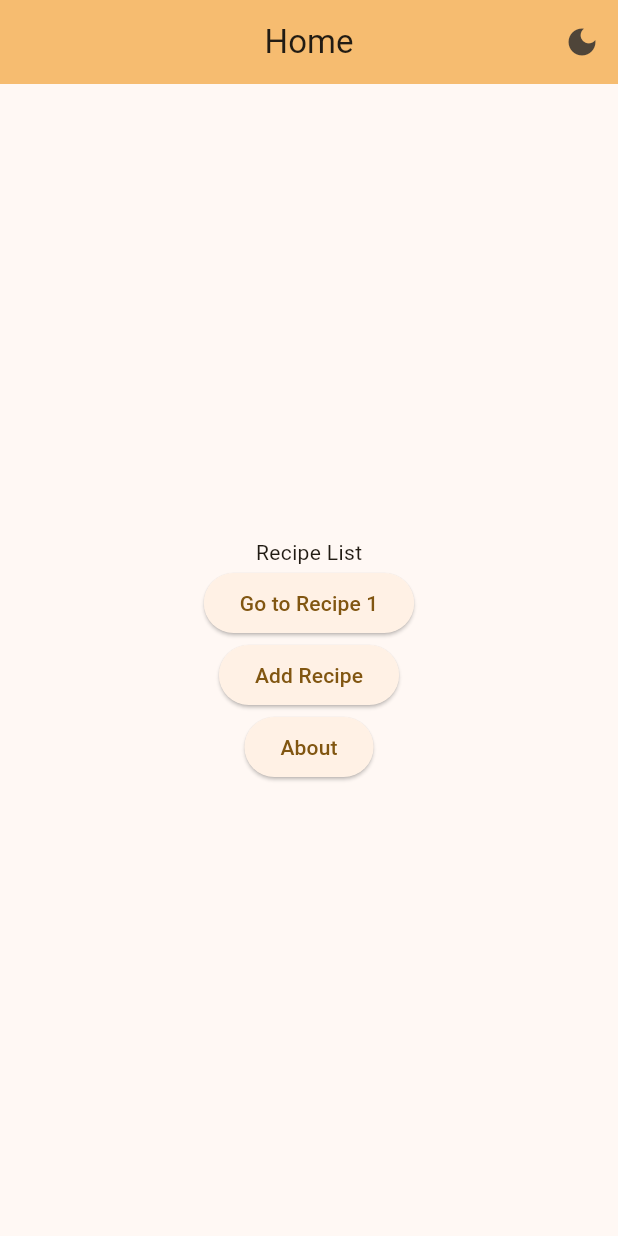
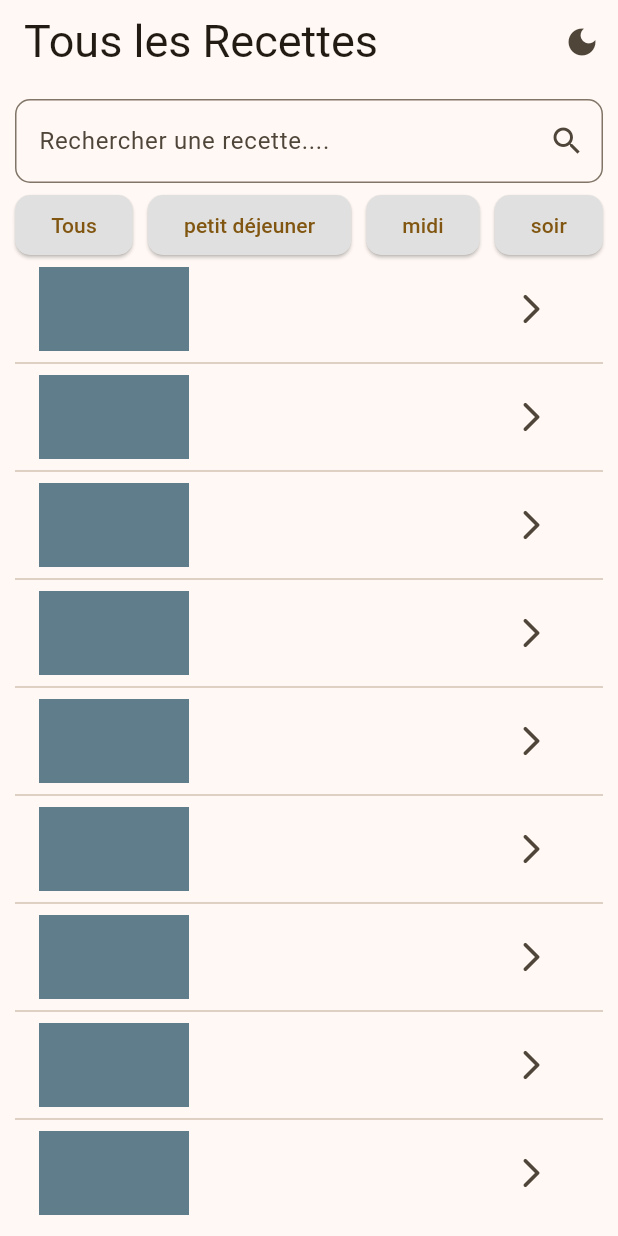
Before and after one commit to justin2119/rececte_app, a Flutter app: the screen it shows after launch, on a phone screen of 412 x 824 dp. Run offline on Flutter 3.47's test engine with Material 3 defaults, Android fonts, the phone set to English and light mode, and no system bars; our stand-ins replace go_router.

Commit message:
Refondre l'interface utilisateur et introduire le pattern Repository.
Refonte majeure de l'interface utilisateur pour les écrans d'accueil et de détail, incluant une fonctionnalité de recherche, des filtres par catégorie et une liste de recettes améliorée. Ajout d'une couche d'abstraction de type « repository » pour la gestion des données. Suppression des méthodes d'égalité et de manipulation de chaînes inutilisées dans le modèle Recipe, nettoyage des imports et simplification de la configuration du routage.

```diff
--- a/app_recette_certification/lib/main.dart
+++ b/app_recette_certification/lib/main.dart
@@ -1,10 +1,5 @@
 import 'package:flutter/material.dart';
-import 'package:go_router/go_router.dart';
 import 'package:recipe_certification_project/utils/route.dart';
-import 'screens/home_screen.dart';
-import 'screens/recipe_detail_screen.dart';
-import 'screens/add_recipe_screen.dart';
-import 'screens/about_screen.dart';
 
 // 1. Use ValueNotifier<ThemeMode> in main.dart to track the theme mode.
 final ValueNotifier<ThemeMode> themeNotifier = ValueNotifier(ThemeMode.light);
@@ -20,7 +15,6 @@ class RecipeApp extends StatelessWidget {
 
   @override
   Widget build(BuildContext context) {
-    // 3. Ensure the MaterialApp.router in lib/main.dart is wrapped with a ValueListenableBuilder<ThemeMode>
     return ValueListenableBuilder<ThemeMode>(
       valueListenable: themeNotifier,
       builder: (_, ThemeMode currentMode, __) {
--- a/app_recette_certification/lib/models/recipe.dart
+++ b/app_recette_certification/lib/models/recipe.dart
@@ -57,30 +57,4 @@ class Recipe {
       imageUrl: json['imageUrl'] as String,
     );
   }
-
-  @override
-  bool operator ==(Object other) =>
-      identical(this, other) ||
-      other is Recipe &&
-          runtimeType == other.runtimeType &&
-          id == other.id &&
-          title == other.title &&
-          listEquals(ingredients, other.ingredients) &&
-          instructions == other.instructions &&
-          category == other.category &&
-          imageUrl == other.imageUrl;
-
-  @override
-  int get hashCode =>
-      id.hashCode ^
-      title.hashCode ^
-      ingredients.hashCode ^
-      instructions.hashCode ^
-      category.hashCode ^
-      imageUrl.hashCode;
-
-  @override
-  String toString() {
-    return 'Recipe(id: $id, title: $title, category: $category)';
-  }
 }
--- /dev/null
+++ b/app_recette_certification/lib/repository/recete.reposytory.dart
@@ -0,0 +1,5 @@
+import '../models/recipe.dart';
+
+abstract class ReceteRepository {
+  Future<Recipe> getRecette();
+}
--- a/app_recette_certification/lib/screens/home_screen.dart
+++ b/app_recette_certification/lib/screens/home_screen.dart
@@ -9,9 +9,7 @@ class HomeScreen extends StatelessWidget {
   Widget build(BuildContext context) {
     return Scaffold(
       appBar: AppBar(
-        title: const Text('Home'),
-        centerTitle: true,
-        backgroundColor: Theme.of(context).colorScheme.inversePrimary,
+        title: const Text("Tous les Recettes",style: TextStyle(fontSize: 30,)),
         actions: [
           ValueListenableBuilder<ThemeMode>(
             valueListenable: themeNotifier,
@@ -30,27 +28,91 @@ class HomeScreen extends StatelessWidget {
             },
           ),
         ],
+
       ),
-      body: Center(
+      body: Container(
+        padding: const EdgeInsets.all(10),
         child: Column(
-          mainAxisAlignment: MainAxisAlignment.center,
           children: [
-            const Text('Recipe List'),
-            ElevatedButton(
-              onPressed: () => context.push('/recipe/1'),
-              child: const Text('Go to Recipe 1'),
+            Row(
+              children: [
+                Expanded(
+                  child: TextField(
+                    decoration: InputDecoration(
+                      hintText: "Rechercher une recette....",
+                      suffixIcon: const Icon(Icons.search),
+                      border: OutlineInputBorder(
+                        borderRadius: BorderRadius.circular(10),
+                      ),
+                    ),
+                  ),
+                ),
+              ],
             ),
-            ElevatedButton(
-              onPressed: () => context.push('/add-recipe'),
-              child: const Text('Add Recipe'),
+            const SizedBox(height: 4,),
+            Wrap(
+              spacing: 10,
+              children:[
+                ElevatedButton(
+                    onPressed: (){},
+                  style: ElevatedButton.styleFrom(
+                    backgroundColor: Colors.grey[300],
+                    shape: RoundedRectangleBorder(
+                      borderRadius: BorderRadius.circular(10),
+                    ),
+                  ),
+                    child: const Text("Tous")
+                ),
+                ElevatedButton(onPressed: (){},style: ElevatedButton.styleFrom(
+                  backgroundColor: Colors.grey[300],
+                  shape: RoundedRectangleBorder(
+                    borderRadius: BorderRadius.circular(10),
+                  ),
+                ), child: const Text("petit déjeuner")),
+                ElevatedButton(onPressed: (){},style: ElevatedButton.styleFrom(
+                  backgroundColor: Colors.grey[300],
+                  shape: RoundedRectangleBorder(
+                    borderRadius: BorderRadius.circular(10),
+                  ),
+                ), child: const Text("midi")),
+                ElevatedButton(onPressed: (){},style: ElevatedButton.styleFrom(
+                  backgroundColor: Colors.grey[300],
+                  shape: RoundedRectangleBorder(
+                    borderRadius: BorderRadius.circular(10),
+                  ),
+                ), child: const Text("soir")),
+              ]
             ),
-            ElevatedButton(
-              onPressed: () => context.push('/about'),
-              child: const Text('About'),
-            ),
+            const SizedBox(height: 4,),
+            Expanded(
+              child: ListView.separated(
+                  itemCount: 20,
+                  separatorBuilder: (context, index) => const Divider(),
+                  itemBuilder: (context, index) => ListTile(
+                    onTap: (){
+                      context.push('/detail');
+                    },
+                    leading: Container(
+                      height: 100,
+                      width: 100,
+                      color: Colors.blueGrey,
+                      padding: const EdgeInsets.all(10),
+                    ),
+                    trailing: Row(
+                      mainAxisSize: MainAxisSize.min,
+                      children: [
+                        IconButton(onPressed: (){
+                          context.push('/detail');
+                        }, icon: const Icon(Icons.arrow_forward_ios_rounded)),
+                      ]
+                    )
+                  )
+              ),
+            )
+
           ],
         ),
-      ),
+      )
     );
   }
 }
--- a/app_recette_certification/lib/screens/recipe_detail_screen.dart
+++ b/app_recette_certification/lib/screens/recipe_detail_screen.dart
@@ -8,9 +8,39 @@ class RecipeDetailScreen extends StatelessWidget {
   Widget build(BuildContext context) {
     return Scaffold(
       appBar: AppBar(title: const Text('Recipe Detail')),
-      body: Center(
-        child: Text('Recipe ID: $id'),
-      ),
+      body: Column(
+        children: [
+          Stack(
+            children:[
+              Container(
+                width: MediaQuery.of(context).size.width,
+                height: MediaQuery.of(context).size.height*0.4,
+                padding: const EdgeInsets.all(10),
+                decoration: const BoxDecoration(
+                  borderRadius: BorderRadius.all(Radius.circular(10)),
+                  color: Colors.brown,
+                ),
+              ),
+              Positioned(
+                bottom: 10,
+                left: 10,
+                child:Row(
+                  children: [
+                    const Text("Ayimolou"),
+                    ElevatedButton(onPressed: (){},style: ElevatedButton.styleFrom(
+                      backgroundColor: Colors.grey[300],
+                      shape: RoundedRectangleBorder(
+                        borderRadius: BorderRadius.circular(10),
+                      ),
+                    ), child: const Text("soir")),
+                  ],
+                ),
+
+              )
+            ],
+          )
+        ],
+      )
     );
   }
 }
--- a/app_recette_certification/lib/utils/route.dart
+++ b/app_recette_certification/lib/utils/route.dart
@@ -18,6 +18,9 @@ final GoRouter router = GoRouter(
         return RecipeDetailScreen(id: id);
       },
     ),
+    GoRoute(path: "/detail",
+        builder: (context, state) => const RecipeDetailScreen(id: '',),
+    ),
     GoRoute(
       path: '/add-recipe',
       builder: (context, state) => const AddRecipeScreen(),
```
Also changed, not shown: 1 other file.
